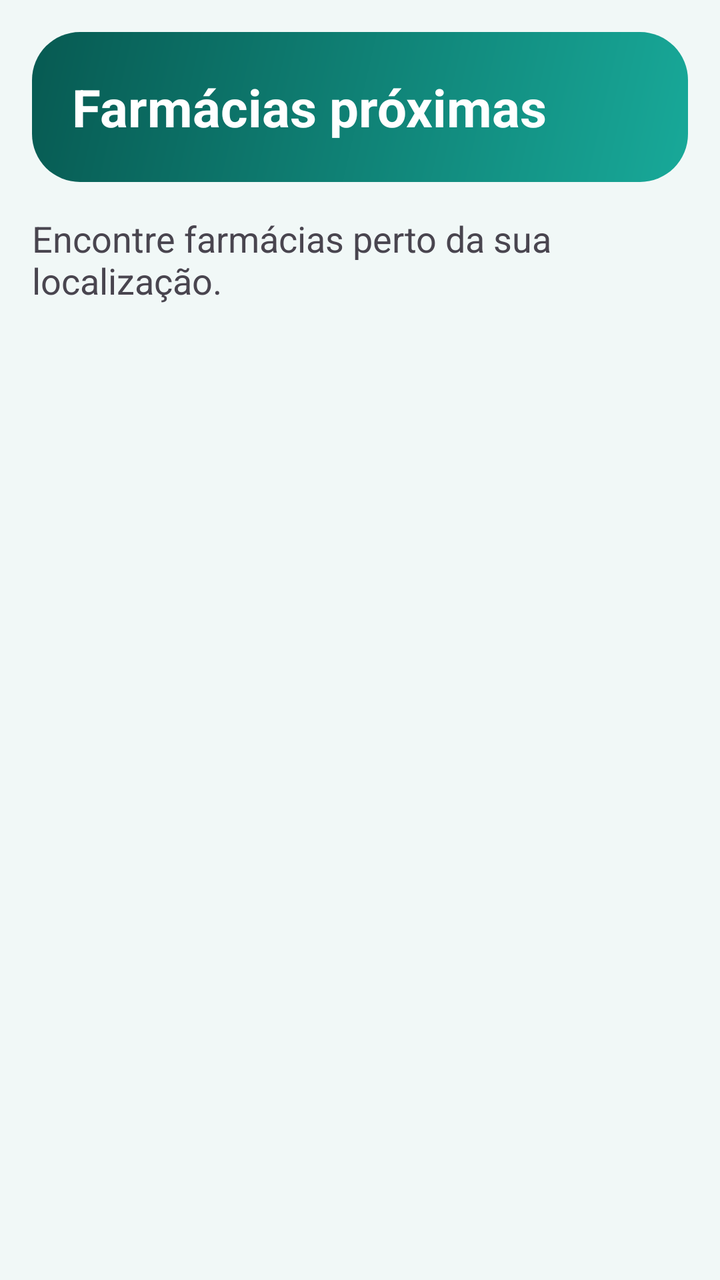
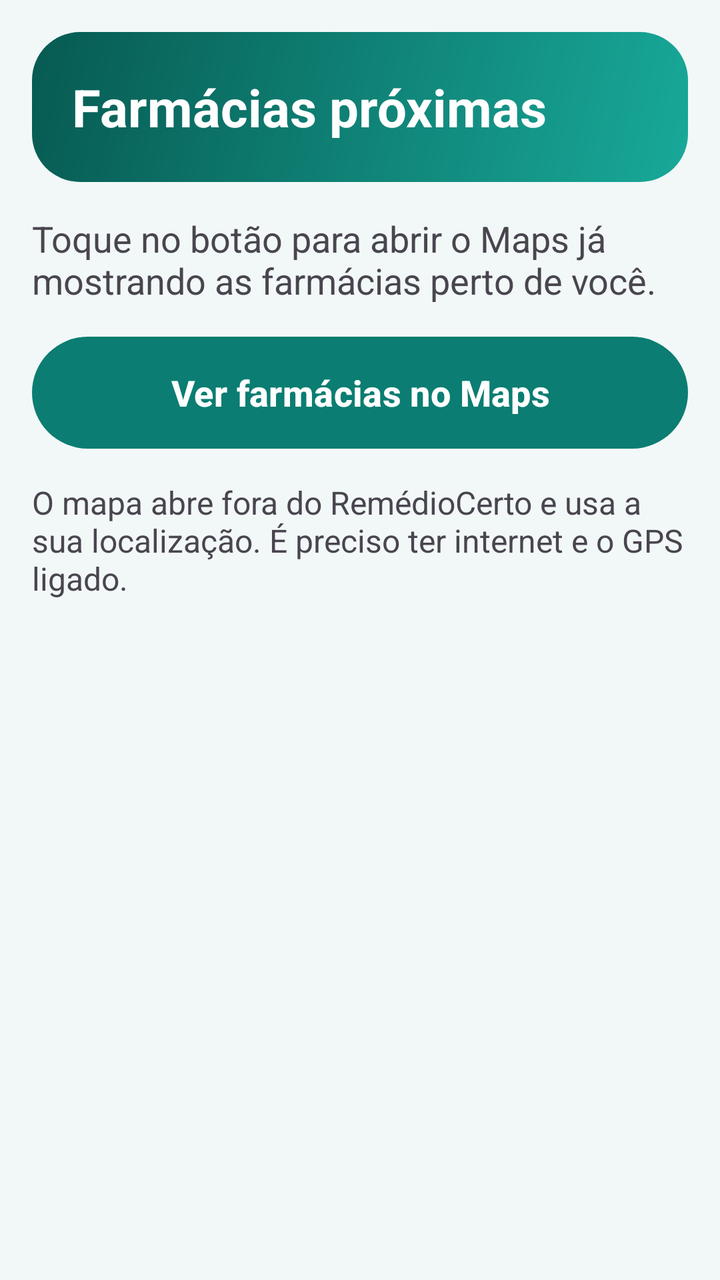

Screens rendered from an Android XML layout before and after an edit, with the pre-edit source and the edit as a unified diff.
<!-- AndroidManifest.xml: application theme Theme.RemedioCerto -->
<!-- res/layout/fragment_farmacias.xml -->
<?xml version="1.0" encoding="utf-8"?>
<LinearLayout xmlns:android="http://schemas.android.com/apk/res/android"
    android:layout_width="match_parent"
    android:layout_height="match_parent"
    android:orientation="vertical"
    android:padding="@dimen/margem">

    <TextView
        android:id="@+id/tvTitulo"
        style="@style/Estilo.Titulo"
        android:layout_width="match_parent"
        android:layout_height="wrap_content"
        android:text="@string/farmacias_titulo" />

    <TextView
        android:id="@+id/tvTexto"
        android:layout_width="match_parent"
        android:layout_height="wrap_content"
        android:layout_marginTop="@dimen/margem"
        android:text="@string/farmacias_texto"
        android:textSize="@dimen/texto_corpo" />
</LinearLayout>
<!-- resources referenced by this layout -->
<resources>
  <dimen name="margem">16dp</dimen>
  <dimen name="texto_corpo">18sp</dimen>
  <string name="farmacias_texto">Encontre farmácias perto da sua localização.</string>
  <string name="farmacias_titulo">Farmácias próximas</string>
  <style name="Estilo.Titulo" parent="">
          <item name="android:background">@drawable/bg_cabecalho</item>
          <item name="android:textColor">@color/white</item>
          <item name="android:textSize">26sp</item>
          <item name="android:textStyle">bold</item>
          <item name="android:padding">20dp</item>
      </style>
  <!-- drawable bg_cabecalho (drawable) -->
  <?xml version="1.0" encoding="utf-8"?>
  <shape xmlns:android="http://schemas.android.com/apk/res/android"
      android:shape="rectangle">
      <gradient
          android:angle="315"
          android:endColor="@color/rc_gradiente_fim"
          android:startColor="@color/rc_gradiente_inicio" />
      <corners android:radius="24dp" />
  </shape>
  <color name="white">#FFFFFFFF</color>
  <color name="rc_primaria">#0B7D72</color>
  <color name="rc_sobre_primaria">#FFFFFF</color>
  <color name="rc_primaria_clara">#D4F1EC</color>
  <color name="rc_primaria_escura">#075A52</color>
  <color name="rc_coral">#E8553A</color>
  <color name="rc_amarelo">#FFC93C</color>
  <color name="rc_fundo">#F1F8F7</color>
  <color name="rc_superficie">#FFFFFF</color>
  <color name="rc_superficie_alta">#E3F0EE</color>
  <color name="rc_texto">#12312F</color>
  <color name="rc_texto_suave">#4D6B68</color>
  <color name="rc_contorno_forte">#6F8F8B</color>
  <color name="rc_contorno">#C9E2DE</color>
  <style name="Forma.Pequena" parent="ShapeAppearance.Material3.SmallComponent">
          <item name="cornerFamily">rounded</item>
          <item name="cornerSize">14dp</item>
      </style>
  <style name="Forma.Media" parent="ShapeAppearance.Material3.MediumComponent">
          <item name="cornerFamily">rounded</item>
          <item name="cornerSize">22dp</item>
      </style>
  <style name="Forma.Grande" parent="ShapeAppearance.Material3.LargeComponent">
          <item name="cornerFamily">rounded</item>
          <item name="cornerSize">28dp</item>
      </style>
  <style name="Widget.RemedioCerto.Card" parent="Widget.Material3.CardView.Elevated">
          <item name="cardBackgroundColor">@color/rc_superficie</item>
          <item name="cardElevation">4dp</item>
          <item name="cardCornerRadius">22dp</item>
      </style>
  <style name="Widget.RemedioCerto.Button" parent="Widget.Material3.Button">
          <item name="android:textSize">18sp</item>
          <item name="android:textStyle">bold</item>
          <item name="android:textAllCaps">false</item>
          <item name="android:maxLines">4</item>
          <item name="android:ellipsize">none</item>
          <item name="android:insetTop">0dp</item>
          <item name="android:insetBottom">0dp</item>
          <item name="cornerRadius">28dp</item>
      </style>
  <style name="Widget.RemedioCerto.BottomNav" parent="Widget.Material3.BottomNavigationView">
          <item name="elevation">12dp</item>
          <item name="labelVisibilityMode">labeled</item>
          <item name="itemTextAppearanceActive">@style/Texto.Aba</item>
          <item name="itemTextAppearanceInactive">@style/Texto.Aba</item>
      </style>
  <color name="rc_gradiente_fim">#18A999</color>
  <color name="rc_gradiente_inicio">#075A52</color>
  <style name="Texto.Aba" parent="TextAppearance.Material3.LabelMedium">
          <item name="android:textSize">13sp</item>
          <item name="android:textStyle">bold</item>
      </style>
  <!-- unchanged entries left out for length: 2 -->
</resources>

<!-- the commit's change to res/layout/fragment_farmacias.xml (unified diff, before → after) -->
@@ -19,4 +19,21 @@
         android:layout_marginTop="@dimen/margem"
         android:text="@string/farmacias_texto"
         android:textSize="@dimen/texto_corpo" />
+
+    <com.google.android.material.button.MaterialButton
+        android:id="@+id/btnAbrirMapas"
+        style="@style/Widget.RemedioCerto.Button"
+        android:layout_width="match_parent"
+        android:layout_height="wrap_content"
+        android:layout_marginTop="@dimen/margem"
+        android:minHeight="@dimen/altura_botao"
+        android:text="@string/farmacias_botao" />
+
+    <TextView
+        android:id="@+id/tvDica"
+        android:layout_width="match_parent"
+        android:layout_height="wrap_content"
+        android:layout_marginTop="@dimen/margem"
+        android:text="@string/farmacias_dica"
+        android:textSize="16sp" />
 </LinearLayout>
<!-- resource entries referenced after the edit -->
@@ -1,8 +1,11 @@
 <!-- resources referenced by this layout -->
 <resources>
+  <dimen name="altura_botao">56dp</dimen>
   <dimen name="margem">16dp</dimen>
   <dimen name="texto_corpo">18sp</dimen>
-  <string name="farmacias_texto">Encontre farmácias perto da sua localização.</string>
+  <string name="farmacias_botao">Ver farmácias no Maps</string>
+  <string name="farmacias_dica">O mapa abre fora do RemédioCerto e usa a sua localização. É preciso ter internet e o GPS ligado.</string>
+  <string name="farmacias_texto">Toque no botão para abrir o Maps já mostrando as farmácias perto de você.</string>
   <string name="farmacias_titulo">Farmácias próximas</string>
   <style name="Estilo.Titulo" parent="">
           <item name="android:background">@drawable/bg_cabecalho</item>
